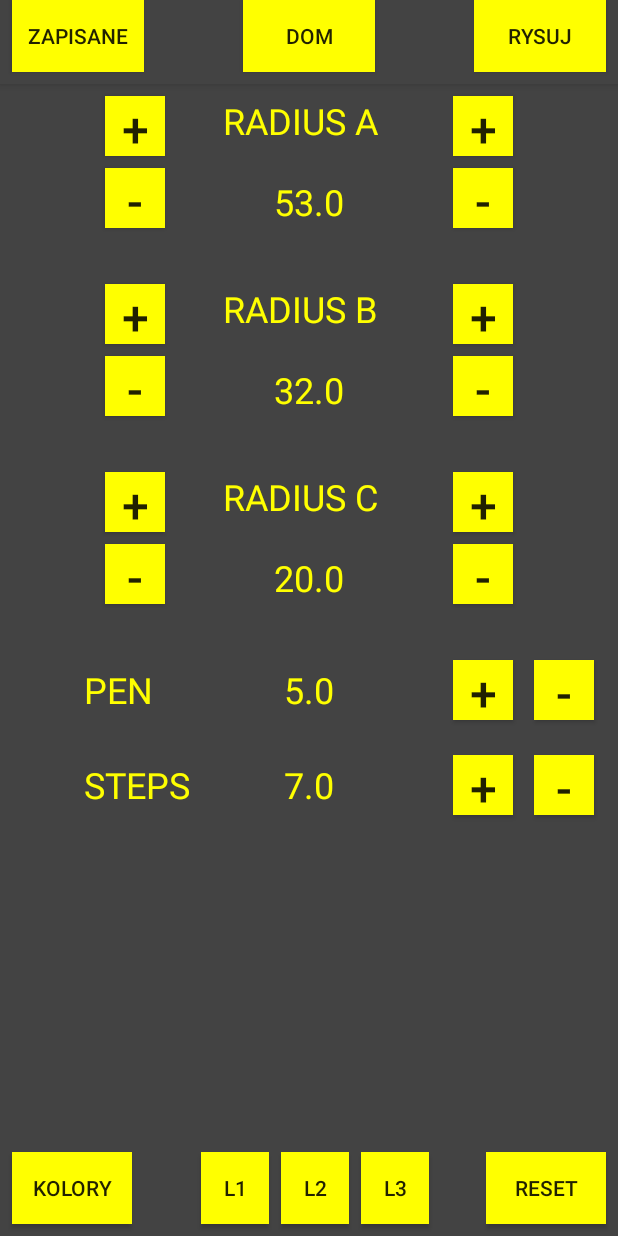
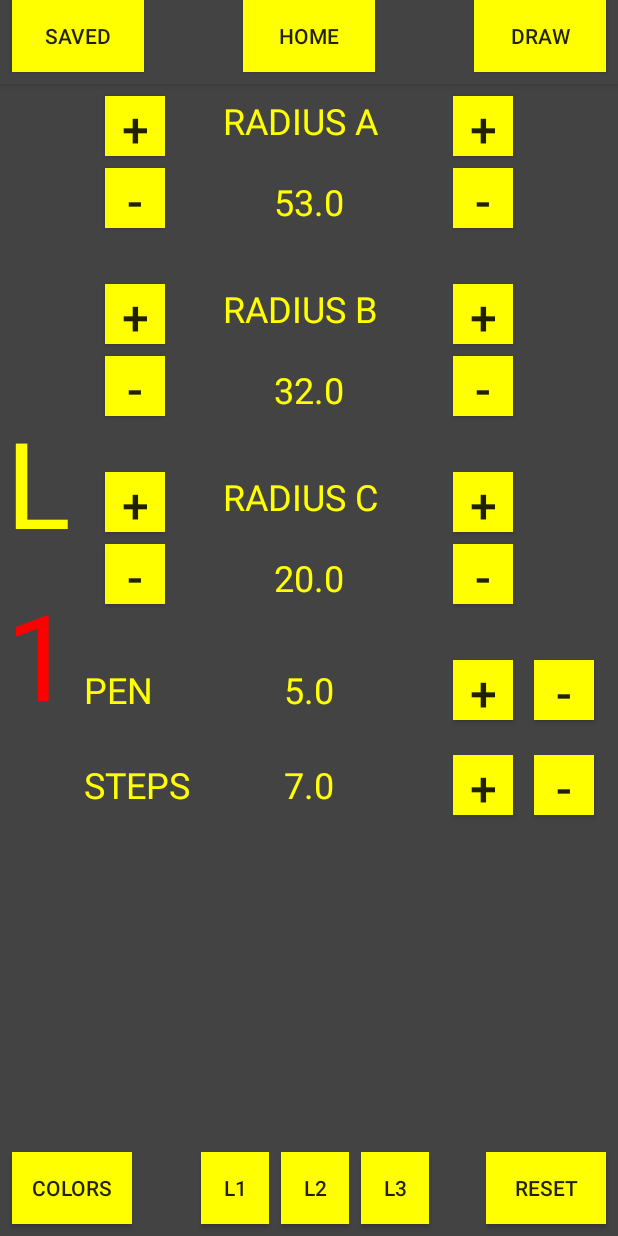
Before and after one commit to Schmutzgenerator/Atomkraftwerk, an Android app: the screen it shows after launch (MainActivity), after a tap on an icon or button, on a phone screen of 412 x 824 dp. Run offline under Robolectric (Android 15) with nearby library versions, the phone set to English and light mode, and no system bars; 1 other tap on this screen came first.

Commit message:
edited layer index and active color indicator

```diff
--- a/app/src/main/java/atom/kraftwerk/MainActivity.java
+++ b/app/src/main/java/atom/kraftwerk/MainActivity.java
@@ -1,23 +1,28 @@
 package atom.kraftwerk;
+// by Wojciech S.Y.R.O.P. Godula
+// enjoy good techno while reading the code
 
+import android.graphics.Bitmap;
 import android.os.Bundle;
+import android.support.design.widget.BaseTransientBottomBar;
 import android.support.v7.app.AppCompatActivity;
 import android.view.LayoutInflater;
 import android.view.View;
 import android.view.ViewGroup;
+import android.widget.ImageView;
 import android.widget.TextView;
 //
-import android.content.Context;
-import android.graphics.Canvas;
 import android.graphics.Color;
-import android.graphics.Paint;
-
+import android.widget.Toast;
 
 
 public class MainActivity extends AppCompatActivity {
+//    View view = new View(this);
 
+//    Bitmap bitmap = Bitmap.createBitmap( view.getWidth(), view.getHeight(), Bitmap.Config.ARGB_8888);
 
     int n=0;
+    int layout=0;
 /////////////////////////////rA[0],rB[1],rC[2],thcknss[3],clr[4],steps[5]
     public double[][] data ={{530,320,200,5,0,7},
                              {500,340,200,5,1,0},
@@ -25,13 +30,20 @@ public class MainActivity extends AppCompatActivity {
 
 
 
-    private void printValues(View view){
-        ((TextView)findViewById(R.id.eTextA)).setText(Double.toString(data[n][0]/10));
-        ((TextView)findViewById(R.id.eTextB)).setText(Double.toString(data[n][1]/10));
-        ((TextView)findViewById(R.id.eTextC)).setText(Double.toString(data[n][2]/10));
-        ((TextView)findViewById(R.id.eTextD)).setText(Double.toString(data[n][3]));
-        ((TextView)findViewById(R.id.eTextE)).setText(Double.toString(data[n][5]));
+    private void printValues(View view) {
+        ((TextView) findViewById(R.id.eTextA)).setText(Double.toString(data[n][0] / 10));
+        ((TextView) findViewById(R.id.eTextB)).setText(Double.toString(data[n][1] / 10));
+        ((TextView) findViewById(R.id.eTextC)).setText(Double.toString(data[n][2] / 10));
+        ((TextView) findViewById(R.id.eTextD)).setText(Double.toString(data[n][3]));
+        ((TextView) findViewById(R.id.eTextE)).setText(Double.toString(data[n][5]));
 
+
+        if(data[n][4]==0) ((TextView) findViewById(R.id.textView3)).setTextColor(Color.parseColor("#ffff00"));
+        if(data[n][4]==1) ((TextView) findViewById(R.id.textView3)).setTextColor(Color.parseColor("#0000ff"));
+        if(data[n][4]==2) ((TextView) findViewById(R.id.textView3)).setTextColor(Color.parseColor("#ff0000"));
+        if(data[n][4]==3) ((TextView) findViewById(R.id.textView3)).setTextColor(Color.parseColor("#00ff00"));
+
+        ((TextView)findViewById(R.id.textView3)).setText(Integer.toString(n+1));
     }
 
 
@@ -39,23 +51,34 @@ public class MainActivity extends AppCompatActivity {
 //    View Control Section
 
     public void onClickSwitchViewRysuj(View view) {
-        setContentView(R.layout.drawing_in_progress);
-    setContentView(new MyView(this, data));
+//        setContentView(R.layout.drawing_in_progress);
+//        Toast.makeText(getApplicationContext(),"drawing in progress", Toast.LENGTH_LONG);
+
+        if(layout == 0)  {   MyView mv = new MyView(this, data);
+//        ((ImageView) findViewById(R.id.imageView2)).setVisibility((View.VISIBLE));
+        setContentView(mv);
+        layout=1;
+    }
+//    setContentView(new MyView(this, data));
+
     }
 
     public void onClickSwitchViewMain(View view) {
         setContentView(R.layout.activity_main);
         printValues(view);
+        layout=0;
     }
 
     public void onClickSwitchViewZapisane(View view) {
 
         setContentView(R.layout.activity_zapisane);
+        layout=0;
     }
 
     public void onClickSwitchViewKolory(View view){
 
         setContentView(R.layout.activity_kolory);
+        layout=0;
     }
 
 
@@ -169,18 +192,21 @@ public class MainActivity extends AppCompatActivity {
 //        color=1;
         data[n][4]=1;
         onClickSwitchViewMain(view);
+        printValues(view);
     }
 
     public void onClickSwitchColorYellow(View view){
 //        color=0;
         data[n][4]=0;
         onClickSwitchViewMain(view);
+        printValues(view);
     }
 
     public void onClickSwitchColorGreen(View view){
 //        color=3;
         data[n][4]=3;
         onClickSwitchViewMain(view);
+        printValues(view);
     }
 
 
@@ -188,6 +214,7 @@ public class MainActivity extends AppCompatActivity {
 //        color=2;
         data[n][4]=2;
         onClickSwitchViewMain(view);
+        printValues(view);
     }
 
 //
@@ -289,6 +316,8 @@ public class MainActivity extends AppCompatActivity {
 
         n=0;
         printValues(view);
+        ((ImageView) findViewById(R.id.imageView2)).setVisibility((View.INVISIBLE));
+        ((TextView)findViewById(R.id.textView3)).setText("1");
     }
 
     @Override
--- a/app/src/main/res/layout/activity_kolory.xml
+++ b/app/src/main/res/layout/activity_kolory.xml
@@ -79,5 +79,4 @@
         app:layout_constraintTop_toBottomOf="@+id/buttonYellow" />
 
 
-
 </android.support.constraint.ConstraintLayout>
--- a/app/src/main/res/layout/activity_main.xml
+++ b/app/src/main/res/layout/activity_main.xml
@@ -503,8 +503,8 @@
         android:layout_marginEnd="8dp"
         android:layout_marginRight="8dp"
         android:background="@color/colorAccent"
+        android:onClick="switchLayer1"
         android:text="L1"
-        android:onClick="switchLayer1"
         app:layout_constraintBottom_toBottomOf="parent"
         app:layout_constraintEnd_toStartOf="@+id/buttonL2" />
 
@@ -513,13 +513,9 @@
         android:layout_width="45dp"
         android:layout_height="wrap_content"
         android:layout_marginBottom="8dp"
-        android:layout_marginEnd="8dp"
-        android:layout_marginLeft="8dp"
-        android:layout_marginRight="8dp"
-        android:layout_marginStart="8dp"
         android:background="@color/colorAccent"
+        android:onClick="switchLayer2"
         android:text="L2"
-        android:onClick="switchLayer2"
         app:layout_constraintBottom_toBottomOf="parent"
         app:layout_constraintEnd_toEndOf="parent"
         app:layout_constraintStart_toStartOf="@+id/buttonKolory" />
@@ -532,11 +528,54 @@
         android:layout_marginLeft="8dp"
         android:layout_marginStart="8dp"
         android:background="@color/colorAccent"
+        android:onClick="switchLayer3"
         android:text="L3"
-        android:onClick="switchLayer3"
         app:layout_constraintBottom_toBottomOf="parent"
         app:layout_constraintStart_toEndOf="@+id/buttonL2" />
 
+    <TextView
+        android:id="@+id/textView2"
+        android:layout_width="wrap_content"
+        android:layout_height="wrap_content"
+        android:layout_marginBottom="8dp"
+        android:layout_marginLeft="4dp"
+        android:layout_marginStart="4dp"
+        android:text="L"
+        android:textColor="@color/fontYellow"
+        android:textSize="80dp"
+        app:layout_constraintBottom_toTopOf="@+id/textView3"
+        app:layout_constraintStart_toStartOf="parent" />
+
+    <TextView
+        android:id="@+id/textView3"
+        android:layout_width="wrap_content"
+        android:layout_height="wrap_content"
+        android:layout_marginBottom="8dp"
+        android:layout_marginLeft="4dp"
+        android:layout_marginStart="4dp"
+        android:text="1"
+        android:textColor="@color/fontYellow"
+        android:textSize="80dp"
+        app:layout_constraintBottom_toBottomOf="parent"
+        app:layout_constraintStart_toStartOf="parent"
+        app:layout_constraintTop_toTopOf="parent" />
+
+    <ImageView
+        android:id="@+id/imageView2"
+        android:layout_width="wrap_content"
+        android:layout_height="wrap_content"
+        android:layout_marginBottom="8dp"
+        android:layout_marginEnd="8dp"
+        android:layout_marginLeft="8dp"
+        android:layout_marginRight="8dp"
+        android:layout_marginStart="8dp"
+        android:layout_marginTop="8dp"
+        android:visibility="invisible"
+        app:layout_constraintBottom_toBottomOf="parent"
+        app:layout_constraintEnd_toEndOf="parent"
+        app:layout_constraintStart_toStartOf="parent"
+        app:layout_constraintTop_toTopOf="parent"
+        app:srcCompat="@mipmap/ic_launcher" />
 
     <!---->
 
--- a/app/src/main/res/values/strings.xml
+++ b/app/src/main/res/values/strings.xml
@@ -1,8 +1,8 @@
 <resources>
     <string name="app_name">Atomkraftwerk</string>
-    <string name="button_back"> DOM </string>
-    <string name="button_draw"> RYSUJ </string>
-    <string name="button_saved"> ZAPISANE </string>
+    <string name="button_back"> HOME </string>
+    <string name="button_draw"> DRAW </string>
+    <string name="button_saved"> SAVED </string>
     <string name="button_reset"> RESET </string>
-    <string name="button_kolory"> KOLORY </string>
+    <string name="button_kolory"> COLORS </string>
 </resources>
```
Also changed, not shown: app/src/main/java/atom/kraftwerk/MyView.java (+98 -36 lines), app/src/main/res/31530387_2165386827072393_1936596119496687616_n.png (added), app/src/main/res/ic_launcher.png (added), app/src/main/res/ic_launcher_round.png (added).
